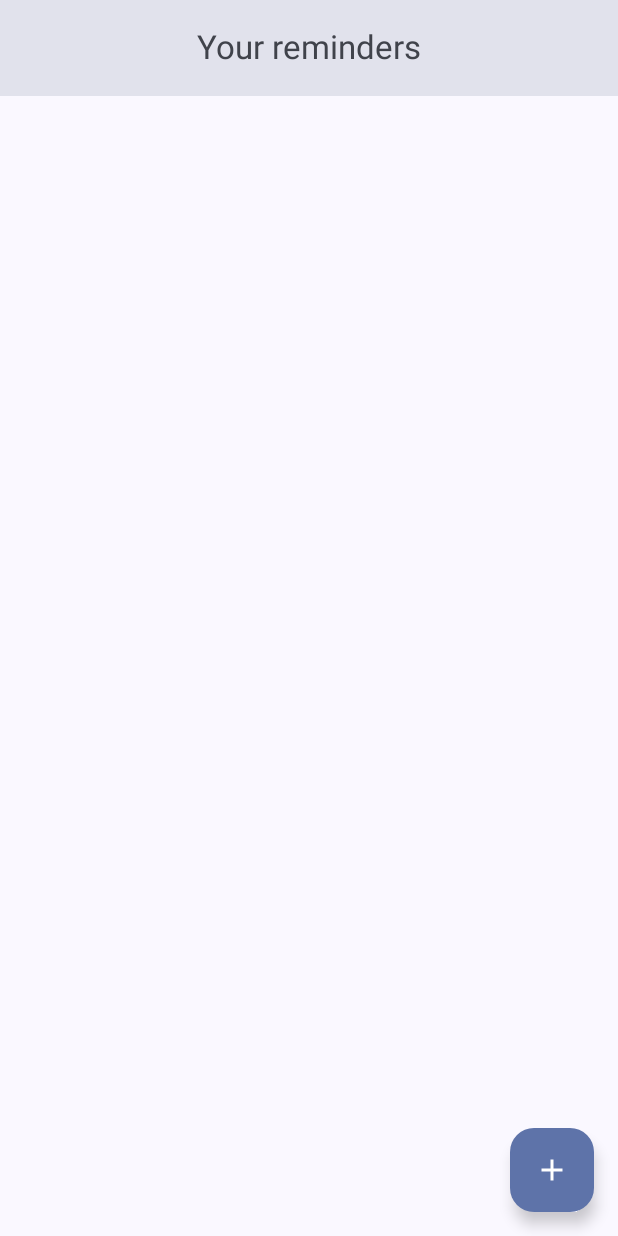
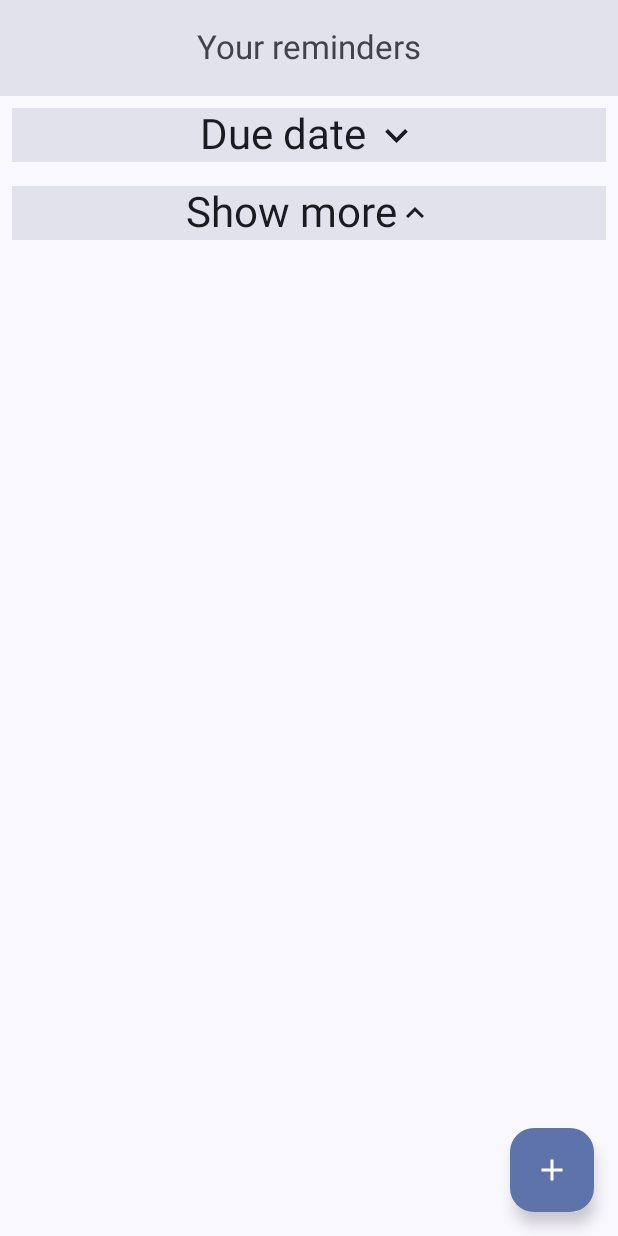
Before and after one commit to Feketerig/Reminder-demo-app, an Android app built with Jetpack Compose: the RemindersListScreen screen opened through its navigation route, on a phone screen of 412 x 824 dp. Run offline under Robolectric (Android 15) with nearby library versions, the phone set to English and light mode, and no system bars; our stand-ins replace Dagger/Hilt's generated code, Room's generated code; 5 statements that could not run were skipped.

Commit message:
added hiding reminders

```diff
--- a/app/src/main/java/com/example/mobilecomputinghomework/feature_reminder/presentation/reminder_list/ReminderListViewModel.kt
+++ b/app/src/main/java/com/example/mobilecomputinghomework/feature_reminder/presentation/reminder_list/ReminderListViewModel.kt
@@ -10,6 +10,7 @@ import dagger.hilt.android.lifecycle.HiltViewModel
 import kotlinx.coroutines.flow.flowOf
 import kotlinx.coroutines.flow.map
 import kotlinx.coroutines.launch
+import kotlinx.datetime.*
 import javax.inject.Inject
 
 @HiltViewModel
@@ -17,13 +18,34 @@ class ReminderListViewModel @Inject constructor(
     private val reminderRepository: ReminderRepository
 ): ViewModel() {
 
-    var reminders = flowOf(emptyList<Reminder>())
+    var dueDateReminders = flowOf(emptyList<Reminder>())
+
+    var moreReminders = flowOf(emptyList<Reminder>())
 
     private var recentlyDeletedReminder: Reminder? = null
 
     init {
-        reminders = reminderRepository.getReminders().map { reminderEntityList ->
-            reminderEntityList.map { reminderEntity ->
+        dueDateReminders = reminderRepository.getReminders().map { reminderEntityList ->
+            reminderEntityList.filter { reminderEntity ->
+                reminderEntity.reminder_seen ||
+                        reminderEntity.reminder_time?.let {
+                            val date = Instant.fromEpochSeconds(it).toLocalDateTime(TimeZone.currentSystemDefault()).date
+                            val today = Clock.System.todayIn(TimeZone.currentSystemDefault())
+                            date == today
+                        } ?: false
+            }.map { reminderEntity ->
+                reminderEntity.toDomain()
+            }
+        }
+        moreReminders = reminderRepository.getReminders().map { reminderEntityList ->
+            reminderEntityList.filterNot { reminderEntity ->
+                reminderEntity.reminder_seen ||
+                        reminderEntity.reminder_time?.let {
+                            val date = Instant.fromEpochSeconds(it).toLocalDateTime(TimeZone.currentSystemDefault()).date
+                            val today = Clock.System.todayIn(TimeZone.currentSystemDefault())
+                            date == today
+                        } ?: false
+            }.map { reminderEntity ->
                 reminderEntity.toDomain()
             }
         }
--- a/app/src/main/java/com/example/mobilecomputinghomework/feature_reminder/presentation/reminder_list/RemindersListScreen.kt
+++ b/app/src/main/java/com/example/mobilecomputinghomework/feature_reminder/presentation/reminder_list/RemindersListScreen.kt
@@ -1,15 +1,19 @@
 package com.example.mobilecomputinghomework.feature_reminder.presentation.reminder_list
 
-import androidx.compose.foundation.layout.fillMaxSize
-import androidx.compose.foundation.layout.padding
+import androidx.compose.animation.*
+import androidx.compose.animation.core.tween
+import androidx.compose.foundation.background
+import androidx.compose.foundation.clickable
+import androidx.compose.foundation.layout.*
 import androidx.compose.foundation.lazy.LazyColumn
 import androidx.compose.foundation.lazy.items
 import androidx.compose.material.icons.Icons
-import androidx.compose.material.icons.filled.Add
-import androidx.compose.material.icons.filled.MoreVert
+import androidx.compose.material.icons.filled.*
 import androidx.compose.material3.*
 import androidx.compose.runtime.*
+import androidx.compose.ui.Alignment
 import androidx.compose.ui.Modifier
+import androidx.compose.ui.unit.dp
 import androidx.hilt.navigation.compose.hiltViewModel
 import androidx.navigation.NavController
 import com.example.mobilecomputinghomework.MainActivity
@@ -31,7 +35,13 @@ fun RemindersListScreen(
 
     val snackbarHostState = remember { SnackbarHostState() }
 
-    val reminders by viewModel.reminders.collectAsState(initial = emptyList())
+    var showDueDateReminders by remember { mutableStateOf(true) }
+
+    var showMoreReminders by remember { mutableStateOf(false) }
+
+    val airedReminders by viewModel.dueDateReminders.collectAsState(initial = emptyList())
+
+    val notAiredReminders by viewModel.moreReminders.collectAsState(initial = emptyList())
 
     Scaffold(
         floatingActionButton = {
@@ -102,8 +112,57 @@ fun RemindersListScreen(
                 }
             )
         }
-        LazyColumn(modifier = Modifier.fillMaxSize().padding(paddingValues)) {
-            items(reminders) { reminder ->
+        LazyColumn(modifier = Modifier
+            .fillMaxSize()
+            .padding(paddingValues))
+        {
+            item {
+                Row(
+                    modifier = Modifier
+                        .fillMaxWidth()
+                        .padding(8.dp)
+                        .background(MaterialTheme.colorScheme.surfaceVariant)
+                        .clickable {
+                            showDueDateReminders = !showDueDateReminders
+                        },
+                    verticalAlignment = Alignment.CenterVertically,
+                    horizontalArrangement = Arrangement.Center
+                ) {
+                    Text(
+                        text = "Due date",
+                        style = MaterialTheme.typography.headlineMedium
+                    )
+                    Spacer(modifier = Modifier.width(5.dp))
+                    if (showDueDateReminders) {
+                        Icon(
+                            imageVector = Icons.Default.KeyboardArrowDown,
+                            contentDescription = "show due date reminders",
+                            modifier = Modifier.size(30.dp)
+                        )
+                    } else {
+                        Icon(
+                            imageVector = Icons.Default.KeyboardArrowUp,
+                            contentDescription = "hide due date reminders",
+                            modifier = Modifier.size(30.dp)
+                        )
+                    }
+                }
+            }
+            //Due date reminders
+            items(airedReminders) { reminder ->
+                AnimatedVisibility(
+                    visible = showDueDateReminders,
+                    enter = slideInVertically(
+                        animationSpec = tween(750)
+                    ) + fadeIn(
+                        animationSpec = tween(750)
+                    ),
+                    exit = slideOutVertically(
+                        animationSpec = tween(750)
+                    ) + fadeOut(
+                        animationSpec = tween(750)
+                    )
+                ) {
                     ReminderComponent(
                         message = reminder.message,
                         deadline = reminder.reminder_time,
@@ -115,6 +174,65 @@ fun RemindersListScreen(
                             showDeleteAlert = reminder
                         }
                     )
+                }
+            }
+
+            item {
+                Row(
+                    modifier = Modifier
+                        .fillMaxWidth()
+                        .padding(8.dp)
+                        .background(MaterialTheme.colorScheme.surfaceVariant)
+                        .clickable {
+                            showMoreReminders = !showMoreReminders
+                        },
+                    verticalAlignment = Alignment.CenterVertically,
+                    horizontalArrangement = Arrangement.Center
+                ) {
+                    Text(
+                        text = "Show more",
+                        style = MaterialTheme.typography.headlineMedium
+                    )
+                    if (showMoreReminders) {
+                        Icon(
+                            imageVector = Icons.Default.KeyboardArrowDown,
+                            contentDescription = "show more"
+                        )
+                    } else {
+                        Icon(
+                            imageVector = Icons.Default.KeyboardArrowUp,
+                            contentDescription = "show less"
+                        )
+                    }
+                }
+            }
+            //Rest of the reminders
+            items(notAiredReminders) { reminder ->
+                AnimatedVisibility(
+                    visible = showMoreReminders,
+                    enter = slideInVertically(
+                        animationSpec = tween(750)
+                    ) + fadeIn(
+                        animationSpec = tween(750)
+                    ),
+                    exit = slideOutVertically(
+                        animationSpec = tween(750)
+                    ) + fadeOut(
+                        animationSpec = tween(750)
+                    )
+                ) {
+                    ReminderComponent(
+                        message = reminder.message,
+                        deadline = reminder.reminder_time,
+                        imagePath = reminder.imagePath,
+                        onClick = {
+                            navHostController.navigate(Screen.ReminderEdit.route + "?id=${reminder.id}")
+                        },
+                        onDelete = {
+                            showDeleteAlert = reminder
+                        }
+                    )
+                }
             }
         }
     }
```
Lines whose indentation alone changed are shown as unchanged.
